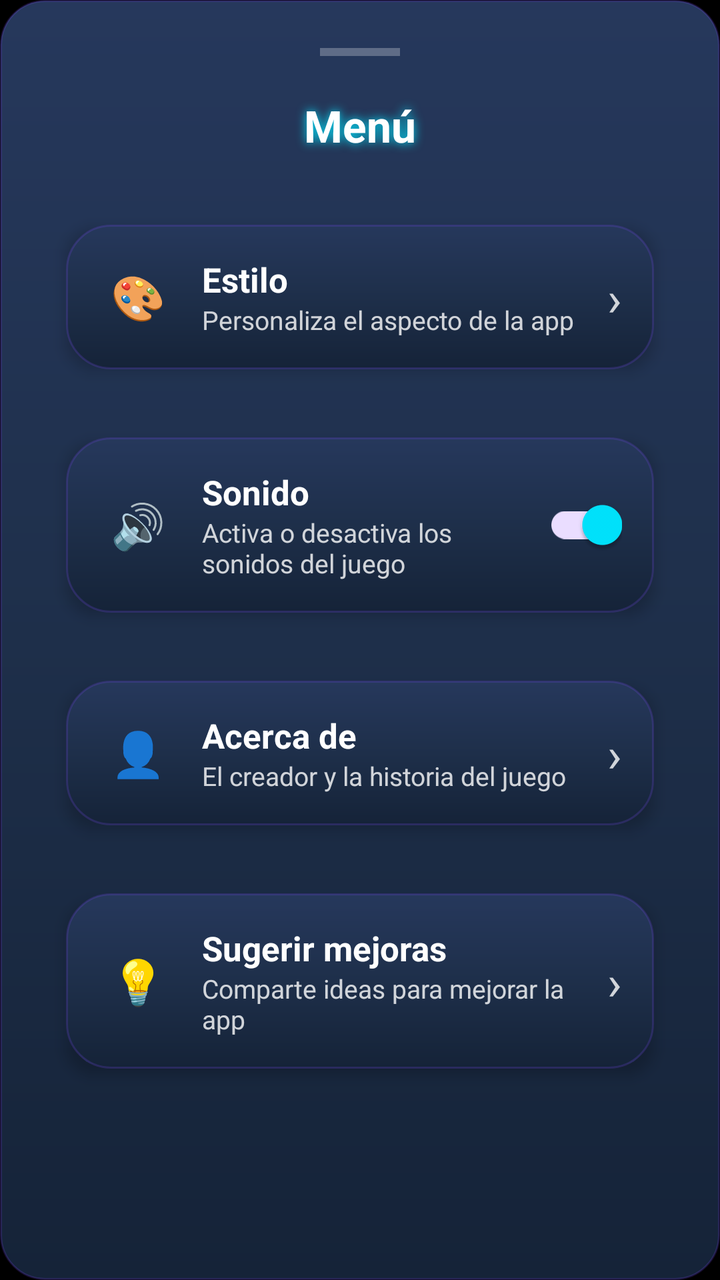
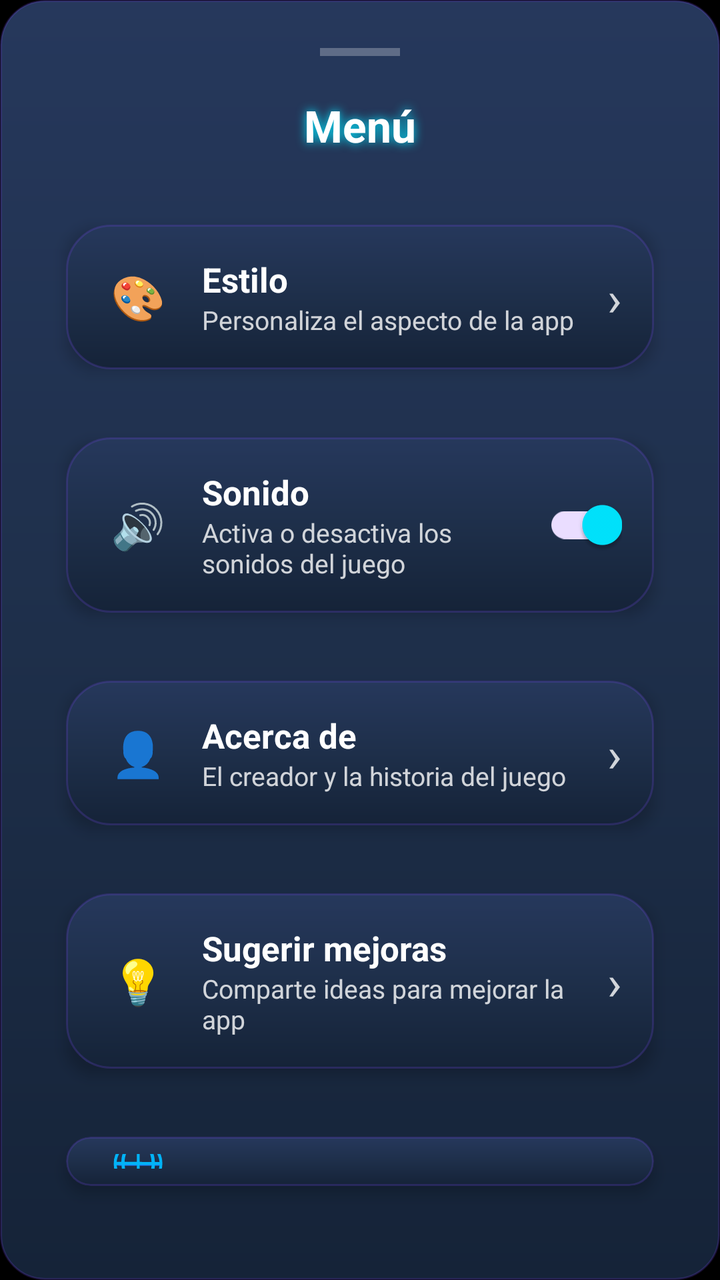

Screens rendered from an Android XML layout before and after an edit, with the pre-edit source and the edit as a unified diff.
<!-- AndroidManifest.xml: application theme Theme.ImpostorGame -->
<!-- res/layout/bottomsheet_menu.xml -->
<?xml version="1.0" encoding="utf-8"?>
<LinearLayout xmlns:android="http://schemas.android.com/apk/res/android"
    xmlns:app="http://schemas.android.com/apk/res-auto"
    android:id="@+id/rootBottomSheet"
    android:layout_width="match_parent"
    android:layout_height="wrap_content"
    android:orientation="vertical"
    android:padding="24dp"
    android:background="@drawable/bg_card_main">

    
    <View
        android:layout_width="40dp"
        android:layout_height="4dp"
        android:layout_gravity="center_horizontal"
        android:layout_marginBottom="20dp"
        android:background="#44FFFFFF"/>

    <TextView
        android:layout_width="match_parent"
        android:layout_height="wrap_content"
        android:id="@+id/txtMenuTitle"
        android:layout_marginBottom="24dp"
        android:gravity="center"
        android:text="Menú"
        android:textColor="@android:color/white"
        android:textSize="22sp"
        android:textStyle="bold"
        android:shadowColor="#00E5FF"
        android:shadowDx="0"
        android:shadowDy="0"
        android:shadowRadius="12" />

    
    <androidx.cardview.widget.CardView
        android:id="@+id/cardMenuEstilo"
        android:layout_width="match_parent"
        android:layout_height="wrap_content"
        android:layout_marginBottom="12dp"
        android:clickable="true"
        android:focusable="true"
        app:cardCornerRadius="16dp"
        app:cardElevation="4dp"
        app:cardUseCompatPadding="true"
        app:cardBackgroundColor="@android:color/transparent">

        <LinearLayout
            android:layout_width="match_parent"
            android:layout_height="wrap_content"
            android:orientation="horizontal"
            android:padding="16dp"
            android:gravity="center_vertical"
            android:background="@drawable/bg_card_main">

            <TextView
                android:layout_width="40dp"
                android:layout_height="40dp"
                android:text="🎨"
                android:textSize="22sp"
                android:gravity="center" />

            <LinearLayout
                android:layout_width="0dp"
                android:layout_height="wrap_content"
                android:layout_weight="1"
                android:orientation="vertical"
                android:layout_marginStart="12dp">

                <TextView
                    android:layout_width="wrap_content"
                    android:layout_height="wrap_content"
                    android:text="Estilo"
                    android:textColor="@android:color/white"
                    android:textSize="17sp"
                    android:textStyle="bold" />

                <TextView
                    android:layout_width="wrap_content"
                    android:layout_height="wrap_content"
                    android:text="Personaliza el aspecto de la app"
                    android:textColor="#CCFFFFFF"
                    android:textSize="13sp" />

            </LinearLayout>

            <TextView
                android:layout_width="wrap_content"
                android:layout_height="wrap_content"
                android:text="›"
                android:textColor="#CCFFFFFF"
                android:textSize="24sp" />

        </LinearLayout>
    </androidx.cardview.widget.CardView>


    
    <androidx.cardview.widget.CardView
        android:id="@+id/cardMenuSonido"
        android:layout_width="match_parent"
        android:layout_height="wrap_content"
        android:layout_marginBottom="12dp"
        app:cardCornerRadius="16dp"
        app:cardElevation="4dp"
        app:cardUseCompatPadding="true"
        app:cardBackgroundColor="@android:color/transparent">

        <LinearLayout
            android:layout_width="match_parent"
            android:layout_height="wrap_content"
            android:orientation="horizontal"
            android:padding="16dp"
            android:gravity="center_vertical"
            android:background="@drawable/bg_card_main">

            <TextView
                android:layout_width="40dp"
                android:layout_height="40dp"
                android:text="🔊"
                android:textSize="22sp"
                android:gravity="center" />

            <LinearLayout
                android:layout_width="0dp"
                android:layout_height="wrap_content"
                android:layout_weight="1"
                android:orientation="vertical"
                android:layout_marginStart="12dp">

                <TextView
                    android:layout_width="wrap_content"
                    android:layout_height="wrap_content"
                    android:text="Sonido"
                    android:textColor="@android:color/white"
                    android:textSize="17sp"
                    android:textStyle="bold" />

                <TextView
                    android:layout_width="wrap_content"
                    android:layout_height="wrap_content"
                    android:text="Activa o desactiva los sonidos del juego"
                    android:textColor="#CCFFFFFF"
                    android:textSize="13sp" />

            </LinearLayout>

            <com.google.android.material.switchmaterial.SwitchMaterial
                android:id="@+id/switchSonidoMenu"
                android:layout_width="wrap_content"
                android:layout_height="wrap_content"
                android:checked="true" />

        </LinearLayout>
    </androidx.cardview.widget.CardView>

    
    <androidx.cardview.widget.CardView
        android:id="@+id/cardMenuAcercaDe"
        android:layout_width="match_parent"
        android:layout_height="wrap_content"
        android:layout_marginBottom="12dp"
        android:clickable="true"
        android:focusable="true"
        app:cardCornerRadius="16dp"
        app:cardElevation="4dp"
        app:cardUseCompatPadding="true"
        app:cardBackgroundColor="@android:color/transparent">

        <LinearLayout
            android:layout_width="match_parent"
            android:layout_height="wrap_content"
            android:orientation="horizontal"
            android:padding="16dp"
            android:gravity="center_vertical"
            android:background="@drawable/bg_card_main">

            <TextView
                android:layout_width="40dp"
                android:layout_height="40dp"
                android:text="👤"
                android:textSize="22sp"
                android:gravity="center" />

            <LinearLayout
                android:layout_width="0dp"
                android:layout_height="wrap_content"
                android:layout_weight="1"
                android:orientation="vertical"
                android:layout_marginStart="12dp">

                <TextView
                    android:layout_width="wrap_content"
                    android:layout_height="wrap_content"
                    android:text="Acerca de"
                    android:textColor="@android:color/white"
                    android:textSize="17sp"
                    android:textStyle="bold" />

                <TextView
                    android:layout_width="wrap_content"
                    android:layout_height="wrap_content"
                    android:text="El creador y la historia del juego"
                    android:textColor="#CCFFFFFF"
                    android:textSize="13sp" />

            </LinearLayout>

            <TextView
                android:layout_width="wrap_content"
                android:layout_height="wrap_content"
                android:text="›"
                android:textColor="#CCFFFFFF"
                android:textSize="24sp" />

        </LinearLayout>
    </androidx.cardview.widget.CardView>

    
    <androidx.cardview.widget.CardView
        android:id="@+id/cardMenuSugerencias"
        android:layout_width="match_parent"
        android:layout_height="wrap_content"
        android:layout_marginBottom="12dp"
        android:clickable="true"
        android:focusable="true"
        app:cardCornerRadius="16dp"
        app:cardElevation="4dp"
        app:cardUseCompatPadding="true"
        app:cardBackgroundColor="@android:color/transparent">

        <LinearLayout
            android:layout_width="match_parent"
            android:layout_height="wrap_content"
            android:orientation="horizontal"
            android:padding="16dp"
            android:gravity="center_vertical"
            android:background="@drawable/bg_card_main">

            <TextView
                android:layout_width="40dp"
                android:layout_height="40dp"
                android:text="💡"
                android:textSize="22sp"
                android:gravity="center" />

            <LinearLayout
                android:layout_width="0dp"
                android:layout_height="wrap_content"
                android:layout_weight="1"
                android:orientation="vertical"
                android:layout_marginStart="12dp">

                <TextView
                    android:layout_width="wrap_content"
                    android:layout_height="wrap_content"
                    android:text="Sugerir mejoras"
                    android:textColor="@android:color/white"
                    android:textSize="17sp"
                    android:textStyle="bold" />

                <TextView
                    android:layout_width="wrap_content"
                    android:layout_height="wrap_content"
                    android:text="Comparte ideas para mejorar la app"
                    android:textColor="#CCFFFFFF"
                    android:textSize="13sp" />

            </LinearLayout>

            <TextView
                android:layout_width="wrap_content"
                android:layout_height="wrap_content"
                android:text="›"
                android:textColor="#CCFFFFFF"
                android:textSize="24sp" />

        </LinearLayout>
    </androidx.cardview.widget.CardView>

    <Space android:layout_width="match_parent" android:layout_height="48dp" />

</LinearLayout>
<!-- resources referenced by this layout -->
<resources>
  <!-- drawable bg_card_main (drawable) -->
  <?xml version="1.0" encoding="utf-8"?>
  <shape xmlns:android="http://schemas.android.com/apk/res/android">
  
      
      <gradient
          android:type="linear"
          android:angle="90"
          android:startColor="#152338"
          android:centerColor="#1E2F4A"
          android:endColor="#26385C" />
  
      
      <corners android:radius="22dp" />
  
      
      <stroke
          android:width="1dp"
          android:color="#337C4DFF" />
  </shape>
  <style name="Theme.ImpostorGame" parent="Base.Theme.ImpostorGame">
          <item name="colorPrimary">#00E5FF</item>
          <item name="colorOnPrimary">#FFFFFF</item>
          <item name="android:statusBarColor">@android:color/transparent</item>
          <item name="android:windowBackground">@android:color/black</item>
      </style>
  <style name="Base.Theme.ImpostorGame" parent="Theme.Material3.DayNight.NoActionBar" />
</resources>

<!-- the commit's change to res/layout/bottomsheet_menu.xml (unified diff, before → after) -->
@@ -22,7 +22,7 @@
         android:id="@+id/txtMenuTitle"
         android:layout_marginBottom="24dp"
         android:gravity="center"
-        android:text="Menú"
+        android:text="@string/menu_titulo"
         android:textColor="@android:color/white"
         android:textSize="22sp"
         android:textStyle="bold"
@@ -69,15 +69,15 @@
                 <TextView
                     android:layout_width="wrap_content"
                     android:layout_height="wrap_content"
-                    android:text="Estilo"
-                    android:textColor="@android:color/white"
-                    android:textSize="17sp"
-                    android:textStyle="bold" />
-
-                <TextView
-                    android:layout_width="wrap_content"
-                    android:layout_height="wrap_content"
-                    android:text="Personaliza el aspecto de la app"
+                    android:text="@string/menu_estilo"
+                    android:textColor="@android:color/white"
+                    android:textSize="17sp"
+                    android:textStyle="bold" />
+
+                <TextView
+                    android:layout_width="wrap_content"
+                    android:layout_height="wrap_content"
+                    android:text="@string/menu_estilo_desc"
                     android:textColor="#CCFFFFFF"
                     android:textSize="13sp" />
 
@@ -130,15 +130,15 @@
                 <TextView
                     android:layout_width="wrap_content"
                     android:layout_height="wrap_content"
-                    android:text="Sonido"
-                    android:textColor="@android:color/white"
-                    android:textSize="17sp"
-                    android:textStyle="bold" />
-
-                <TextView
-                    android:layout_width="wrap_content"
-                    android:layout_height="wrap_content"
-                    android:text="Activa o desactiva los sonidos del juego"
+                    android:text="@string/menu_sonido"
+                    android:textColor="@android:color/white"
+                    android:textSize="17sp"
+                    android:textStyle="bold" />
+
+                <TextView
+                    android:layout_width="wrap_content"
+                    android:layout_height="wrap_content"
+                    android:text="@string/menu_sonido_desc"
                     android:textColor="#CCFFFFFF"
                     android:textSize="13sp" />
 
@@ -191,15 +191,15 @@
                 <TextView
                     android:layout_width="wrap_content"
                     android:layout_height="wrap_content"
-                    android:text="Acerca de"
-                    android:textColor="@android:color/white"
-                    android:textSize="17sp"
-                    android:textStyle="bold" />
-
-                <TextView
-                    android:layout_width="wrap_content"
-                    android:layout_height="wrap_content"
-                    android:text="El creador y la historia del juego"
+                    android:text="@string/menu_acerca"
+                    android:textColor="@android:color/white"
+                    android:textSize="17sp"
+                    android:textStyle="bold" />
+
+                <TextView
+                    android:layout_width="wrap_content"
+                    android:layout_height="wrap_content"
+                    android:text="@string/menu_acerca_desc"
                     android:textColor="#CCFFFFFF"
                     android:textSize="13sp" />
 
@@ -253,15 +253,15 @@
                 <TextView
                     android:layout_width="wrap_content"
                     android:layout_height="wrap_content"
-                    android:text="Sugerir mejoras"
-                    android:textColor="@android:color/white"
-                    android:textSize="17sp"
-                    android:textStyle="bold" />
-
-                <TextView
-                    android:layout_width="wrap_content"
-                    android:layout_height="wrap_content"
-                    android:text="Comparte ideas para mejorar la app"
+                    android:text="@string/menu_sugerencias"
+                    android:textColor="@android:color/white"
+                    android:textSize="17sp"
+                    android:textStyle="bold" />
+
+                <TextView
+                    android:layout_width="wrap_content"
+                    android:layout_height="wrap_content"
+                    android:text="@string/menu_sugerencias_desc"
                     android:textColor="#CCFFFFFF"
                     android:textSize="13sp" />
 
@@ -277,6 +277,69 @@
         </LinearLayout>
     </androidx.cardview.widget.CardView>
 
+    
+    <androidx.cardview.widget.CardView
+        android:id="@+id/cardMenuIdioma"
+        android:layout_width="match_parent"
+        android:layout_height="wrap_content"
+        android:layout_marginBottom="12dp"
+        android:clickable="true"
+        android:focusable="true"
+        app:cardCornerRadius="16dp"
+        app:cardElevation="4dp"
+        app:cardUseCompatPadding="true"
+        app:cardBackgroundColor="@android:color/transparent">
+
+        <LinearLayout
+            android:layout_width="match_parent"
+            android:layout_height="wrap_content"
+            android:orientation="horizontal"
+            android:padding="16dp"
+            android:gravity="center_vertical"
+            android:background="@drawable/bg_card_main">
+
+            <TextView
+                android:layout_width="40dp"
+                android:layout_height="40dp"
+                android:text="🌐"
+                android:textSize="22sp"
+                android:gravity="center" />
+
+            <LinearLayout
+                android:layout_width="0dp"
+                android:layout_height="wrap_content"
+                android:layout_weight="1"
+                android:orientation="vertical"
+                android:layout_marginStart="12dp">
+
+                <TextView
+                    android:layout_width="wrap_content"
+                    android:layout_height="wrap_content"
+                    android:text="@string/menu_idioma"
+                    android:textColor="@android:color/white"
+                    android:textSize="17sp"
+                    android:textStyle="bold" />
+
+                <TextView
+                    android:id="@+id/txtIdiomaActual"
+                    android:layout_width="wrap_content"
+                    android:layout_height="wrap_content"
+                    android:text="@string/menu_idioma_desc"
+                    android:textColor="#CCFFFFFF"
+                    android:textSize="13sp" />
+
+            </LinearLayout>
+
+            <TextView
+                android:layout_width="wrap_content"
+                android:layout_height="wrap_content"
+                android:text="›"
+                android:textColor="#CCFFFFFF"
+                android:textSize="24sp" />
+
+        </LinearLayout>
+    </androidx.cardview.widget.CardView>
+
     <Space android:layout_width="match_parent" android:layout_height="48dp" />
 
 </LinearLayout>
<!-- resource entries referenced after the edit -->
@@ -20,6 +20,17 @@
           android:width="1dp"
           android:color="#337C4DFF" />
   </shape>
+  <string name="menu_acerca">Acerca de</string>
+  <string name="menu_acerca_desc">El creador y la historia del juego</string>
+  <string name="menu_estilo">Estilo</string>
+  <string name="menu_estilo_desc">Personaliza el aspecto de la app</string>
+  <string name="menu_idioma">Idioma</string>
+  <string name="menu_idioma_desc">Cambia el idioma de la aplicación</string>
+  <string name="menu_sonido">Sonido</string>
+  <string name="menu_sonido_desc">Activa o desactiva los sonidos del juego</string>
+  <string name="menu_sugerencias">Sugerir mejoras</string>
+  <string name="menu_sugerencias_desc">Comparte ideas para mejorar la app</string>
+  <string name="menu_titulo">Menú</string>
   <style name="Theme.ImpostorGame" parent="Base.Theme.ImpostorGame">
           <item name="colorPrimary">#00E5FF</item>
           <item name="colorOnPrimary">#FFFFFF</item>
